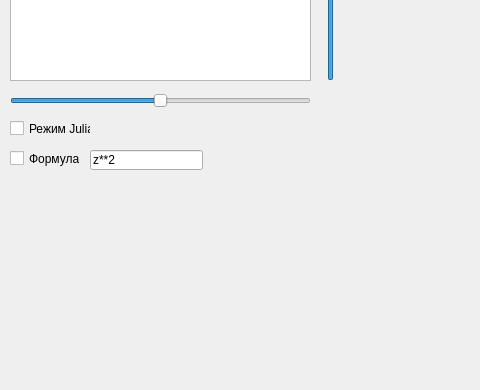
This is Qt/mainwindow.ui in broly/MandelDrawer as Qt 5 draws it before an edit; both pictures show x 0 to 480 and y 210 to 600 of the 800 by 600 pixel window. The edited form follows.
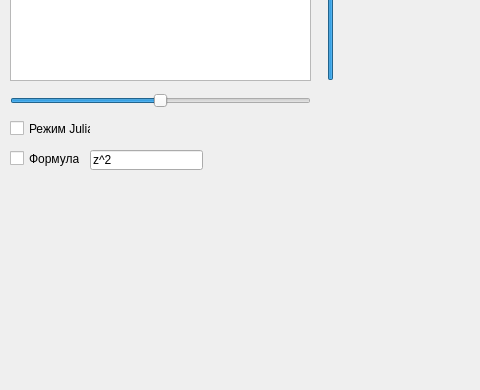
This is the edited form. Custom widgets are drawn as their Qt base class.

Patch:
```diff
--- a/Qt/mainwindow.ui
+++ b/Qt/mainwindow.ui
@@ -66,7 +66,7 @@
      </rect>
     </property>
     <property name="text">
-     <string>z**2</string>
+     <string>z^2</string>
     </property>
    </widget>
    <widget class="QSlider" name="horizontalSlider">
```
